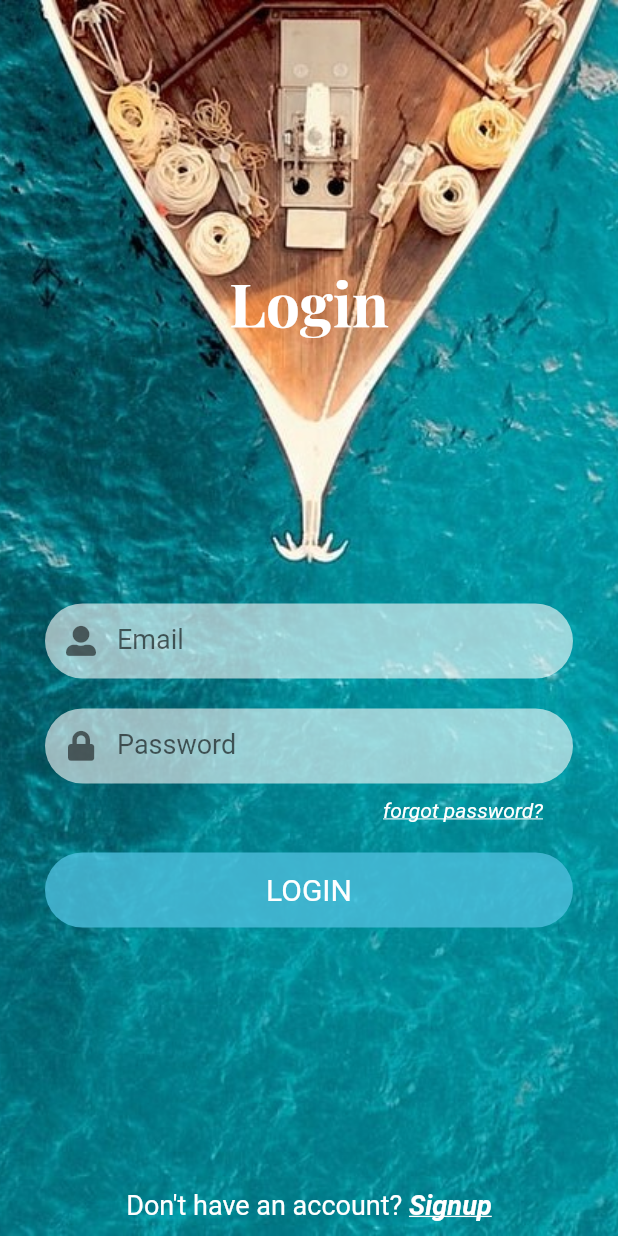
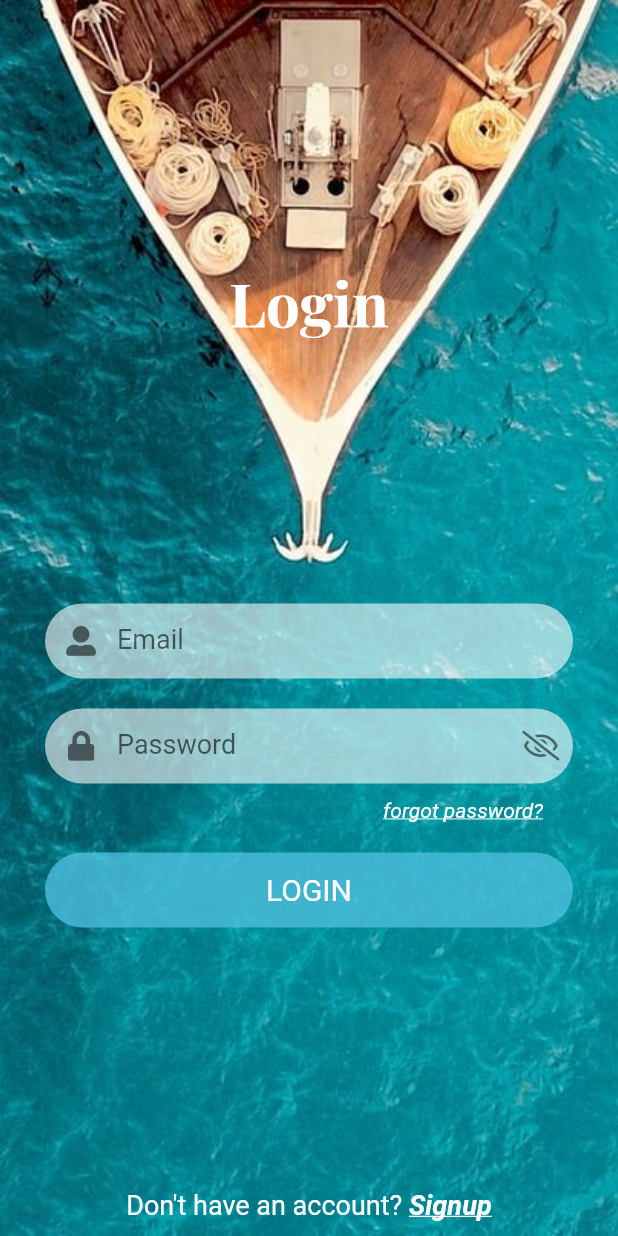
Before and after one commit to Johnny-Luu/TravelArt-Client, a Flutter app: the screen it shows after launch, on a phone screen of 412 x 824 dp. Run offline on Flutter 3.47's test engine with Material 2 defaults, Android fonts, the phone set to English and light mode, and no system bars; our stand-ins replace firebase_auth, firebase_core, font_awesome_flutter, google_fonts, smooth_page_indicator, smooth_star_rating; accounts and stored records are empty.

Commit message:
add dependencies for Firebase + add login, logout func

```diff
--- a/lib/main.dart
+++ b/lib/main.dart
@@ -1,23 +1,27 @@
+import 'package:firebase_auth/firebase_auth.dart';
+import 'package:firebase_core/firebase_core.dart';
 import 'package:flutter/material.dart';
 import 'package:flutter/services.dart';
 import 'package:travelapp/screens/home_screen/home_screen.dart';
 import 'package:travelapp/screens/login_screen/login_screen.dart';
 
-void main() {
+void main() async {
   WidgetsFlutterBinding.ensureInitialized();
+  await Firebase.initializeApp();
   SystemChrome.setSystemUIOverlayStyle(
     const SystemUiOverlayStyle(
       statusBarColor: Colors.transparent,
       statusBarIconBrightness: Brightness.dark,
     ),
   );
-  runApp(const MyApp());
+  runApp(MyApp());
 }
 
 class MyApp extends StatelessWidget {
-  const MyApp({Key? key}) : super(key: key);
+  MyApp({Key? key}) : super(key: key);
 
-  // This widget is the root of your application.
+  final firebaseAuth = FirebaseAuth.instance;
+
   @override
   Widget build(BuildContext context) {
     return MaterialApp(
@@ -28,7 +32,9 @@ class MyApp extends StatelessWidget {
         accentColor: const Color(0xFFD8ECF1),
         scaffoldBackgroundColor: const Color(0xFFf9f9f9),
       ),
-      home: LoginScreen(),
+      home: firebaseAuth.currentUser == null
+          ? LoginScreen()
+          : HomeScreen(),
     );
   }
 }
--- a/lib/screens/login_screen/login_screen.dart
+++ b/lib/screens/login_screen/login_screen.dart
@@ -1,7 +1,10 @@
+import 'package:firebase_auth/firebase_auth.dart';
 import 'package:flutter/material.dart';
 import 'package:font_awesome_flutter/font_awesome_flutter.dart';
 import 'package:google_fonts/google_fonts.dart';
+import 'package:travelapp/screens/home_screen/home_screen.dart';
 import 'package:travelapp/screens/login_screen/signup_screen.dart';
+import 'package:travelapp/services/user_services.dart';
 
 class LoginScreen extends StatefulWidget {
   LoginScreen({Key? key}) : super(key: key);
@@ -11,6 +14,34 @@ class LoginScreen extends StatefulWidget {
 }
 
 class _LoginScreenState extends State<LoginScreen> {
+  var firebaseAuth = AuthenticationService(FirebaseAuth.instance);
+
+  var emailController = TextEditingController();
+  var passwordController = TextEditingController();
+  var isPasswordHidden = true;
+
+  void onLogIn() async {
+    var email = emailController.text;
+    var password = passwordController.text;
+
+    if (email.isEmpty || password.isEmpty) {
+      print("empty");
+      return;
+    }
+
+    bool result = await firebaseAuth.LogIn(
+      emailController.text, passwordController.text,
+    );
+
+    if (result) {
+      Navigator.pushReplacement(
+          context, MaterialPageRoute(builder: (context) => HomeScreen()));
+    }
+    else {
+      print("login failed");
+    }
+  }
+
   @override
   Widget build(BuildContext context) {
     return Scaffold(
@@ -45,14 +76,15 @@ class _LoginScreenState extends State<LoginScreen> {
                   color: Colors.white.withOpacity(0.6),
                   borderRadius: BorderRadius.circular(30),
                 ),
-                child: const TextField(
+                child: TextField(
+                  controller: emailController,
                   textAlignVertical: TextAlignVertical.center,
                   keyboardType: TextInputType.emailAddress,
                   cursorColor: Colors.black,
-                  style: TextStyle(
+                  style: const TextStyle(
                     fontSize: 18,
                   ),
-                  decoration: InputDecoration(
+                  decoration: const InputDecoration(
                     border: InputBorder.none,
                     hintText: "Email",
                     prefixIcon: Icon(
@@ -71,21 +103,36 @@ class _LoginScreenState extends State<LoginScreen> {
                   color: Colors.white.withOpacity(0.6),
                   borderRadius: BorderRadius.circular(30),
                 ),
-                child: const TextField(
+                child: TextField(
+                  controller: passwordController,
                   textAlignVertical: TextAlignVertical.center,
                   keyboardType: TextInputType.visiblePassword,
-                  obscureText: true,
+                  obscureText: isPasswordHidden,
                   cursorColor: Colors.black,
-                  style: TextStyle(
+                  style: const TextStyle(
                     fontSize: 18,
                   ),
                   decoration: InputDecoration(
                     border: InputBorder.none,
                     hintText: "Password",
-                    prefixIcon: Icon(
+                    prefixIcon: const Icon(
                       FontAwesomeIcons.lock,
                       size: 20,
                       color: Colors.black54,
+                    ),
+                    suffixIcon: IconButton(
+                      icon: Icon(
+                        isPasswordHidden
+                            ? FontAwesomeIcons.eyeSlash
+                            : FontAwesomeIcons.eye,
+                        size: 20,
+                        color: Colors.black54,
+                      ),
+                      onPressed: () {
+                        setState(() {
+                          isPasswordHidden = !isPasswordHidden;
+                        });
+                      },
                     ),
                   ),
                 ),
@@ -106,7 +153,9 @@ class _LoginScreenState extends State<LoginScreen> {
                 ],
               ),
               const SizedBox(height: 20),
-              Container(
+              InkWell(
+                onTap: onLogIn,
+                child: Container(
                   width: double.infinity,
                   height: 50,
                   decoration: BoxDecoration(
@@ -119,6 +168,7 @@ class _LoginScreenState extends State<LoginScreen> {
                       style: TextStyle(
                         fontSize: 20,
                         color: Colors.white,
+                      ),
                     ),
                   ),
                 ),
--- a/pubspec.yaml
+++ b/pubspec.yaml
@@ -38,6 +38,9 @@ dependencies:
   smooth_page_indicator: ^1.0.0+2
   smooth_star_rating: ^1.1.1
   google_fonts: ^2.1.0
+
+  firebase_core: ^1.10.6
+  firebase_auth: ^3.3.4
 
 dev_dependencies:
   flutter_test:
```
Also changed, not shown: lib/screens/home_screen/home_screen.dart (+20 -4 lines), lib/services/user_services.dart (added, +37 -0 lines), pubspec.lock, 3 other files. Lines whose indentation alone changed are shown as unchanged.
